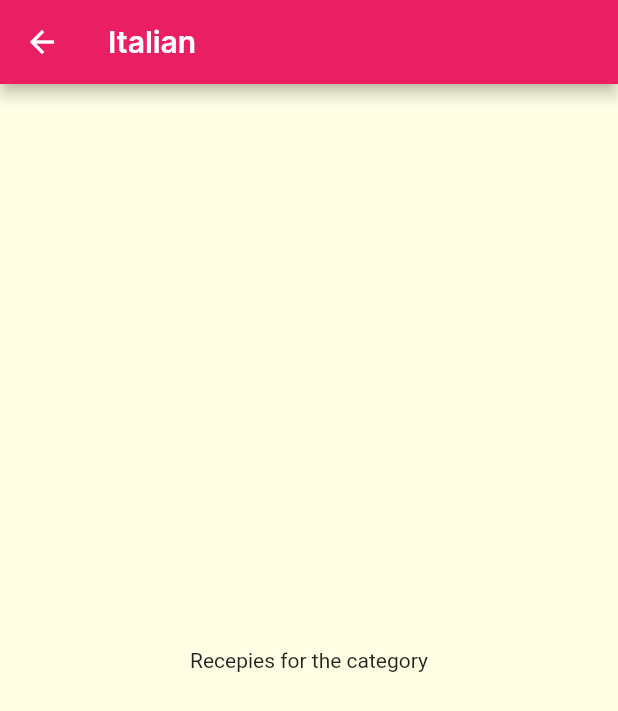
After one commit to Damovetsky/cusinatra-recipebook, a Flutter app: the screen it shows after launch, after a tap on "Italian", on a phone screen of 412 x 824 dp. The commit adds this screen. Shown: the top 711 px of the screen. Run offline on Flutter 3.47's test engine with Material 2 defaults, Android fonts, the phone set to English and light mode, and no system bars.

Commit message:
Screen for meal of chosen category
Vrapped category containers with gesture detectors (InkWell). Created scheme of category recepies screen and linked it with categories on the main screen.

```diff
--- a/lib/categories_screen.dart
+++ b/lib/categories_screen.dart
@@ -15,6 +15,7 @@ class CategoriesScreen extends StatelessWidget {
         children: DUMMY_CATEGORIES
             .map(
               (categoryData) => CategoryItem(
+                categoryData.id,
                 categoryData.title,
                 categoryData.color,
               ),
--- a/lib/category_item.dart
+++ b/lib/category_item.dart
@@ -1,14 +1,29 @@
 import 'package:flutter/material.dart';
 
+import './category_meals_screen.dart';
+
 class CategoryItem extends StatelessWidget {
+  final String id;
   final String title;
   final Color color;
 
-  CategoryItem(this.title, this.color);
+  CategoryItem(this.id, this.title, this.color);
+
+  void selectCategory(BuildContext cxt) {
+    Navigator.of(cxt).push(
+      MaterialPageRoute(
+        builder: (_) => CategoryMealsScreen(id, title),
+      ),
+    );
+  }
 
   @override
   Widget build(BuildContext context) {
-    return Container(
+    return InkWell(
+      onTap: () => selectCategory(context),
+      splashColor: Theme.of(context).primaryColor,
+      borderRadius: BorderRadius.circular(15),
+      child: Container(
         padding: const EdgeInsets.all(15),
         child: Text(
           title,
@@ -25,6 +40,7 @@ class CategoryItem extends StatelessWidget {
           ),
           borderRadius: BorderRadius.circular(15),
         ),
+      ),
     );
   }
 }
--- /dev/null
+++ b/lib/category_meals_screen.dart
@@ -0,0 +1,20 @@
+import 'package:flutter/material.dart';
+
+class CategoryMealsScreen extends StatelessWidget {
+  final String categoryId;
+  final String categoryTitle;
+
+  CategoryMealsScreen(this.categoryId, this.categoryTitle);
+
+  @override
+  Widget build(BuildContext context) {
+    return Scaffold(
+      appBar: AppBar(
+        title: Text(categoryTitle),
+      ),
+      body: Center(
+        child: Text('Recepies for the category'),
+      ),
+    );
+  }
+}
```
Lines whose indentation alone changed are shown as unchanged.
